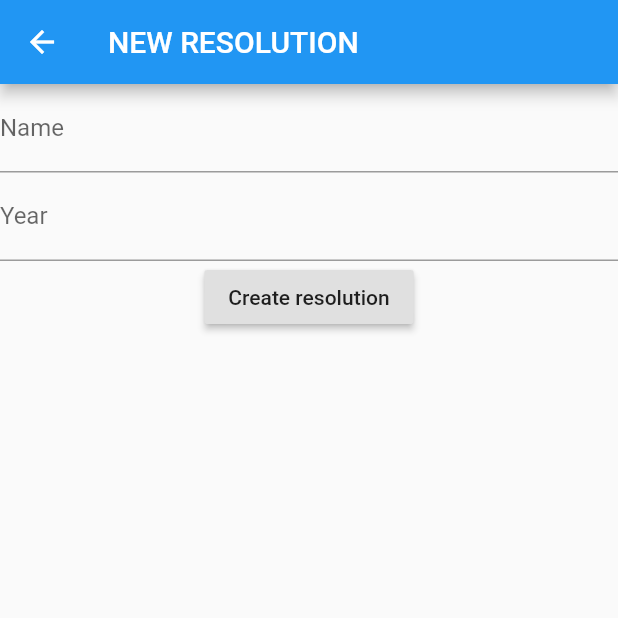
After one commit to devswithnorealgoals/newyears_flutter, a Flutter app: the NewResolutionPage screen opened directly, on a phone screen of 412 x 824 dp, the top half of it. The commit adds this screen. Run offline on Flutter 3.47's test engine with Material 2 defaults, Android fonts, the phone set to English and light mode, and no system bars; our stand-ins replace shared_preferences; accounts and stored records are empty.

```diff
--- a/lib/app_state_container.dart
+++ b/lib/app_state_container.dart
@@ -46,7 +46,7 @@ class _AppStateContainerState extends State<AppStateContainer> {
     } else {
       state = AppState();
       Auth().loggedIn().then((loggedIn) {
-        setState(() => state.authenticated = false);
+        loggedIn ? login() : logout();
       });
     }
   }
--- a/lib/auth.dart
+++ b/lib/auth.dart
@@ -37,4 +37,8 @@ class Auth {
     }
     return _currentUser;
   }
+
+  setCurrentUser(User user) {
+    this._currentUser = user;
+  }
 }
--- a/lib/globals.dart
+++ b/lib/globals.dart
@@ -1,6 +1,6 @@
 library newyears_flutter.globals;
 
-String base_url = "https://f58007c0.ngrok.io";
-String login_url = base_url + "/api/v1/auth/login";
-String signup_url = base_url + "/api/v1/auth/signup";
-String users_url = base_url + "/api/v1/users/";
+String base_url = "https://f58007c0.ngrok.io/api/v1/";
+String login_url = base_url + "auth/login";
+String signup_url = base_url + "auth/signup";
+String users_url = base_url + "users/";
--- /dev/null
+++ b/lib/pages/new-resolution_page.dart
@@ -0,0 +1,74 @@
+import 'dart:convert';
+import 'package:flutter/material.dart';
+import 'package:newyears_flutter/resolution.dart';
+import 'package:newyears_flutter/auth.dart';
+import 'package:newyears_flutter/user.dart';
+
+class NewResolutionPage extends StatefulWidget {
+  @override
+  NewResolutionState createState() {
+    return NewResolutionState();
+  }
+}
+
+class NewResolutionState extends State<NewResolutionPage> {
+  final _formKey = GlobalKey<FormState>();
+  final _scaffoldKey = GlobalKey<ScaffoldState>();
+
+  Resolution _resolution = Resolution();
+
+  @override
+  Widget build(BuildContext context) {
+    return Scaffold(
+      appBar: AppBar(title: Text('NEW RESOLUTION')),
+      key: _scaffoldKey,
+      body: _buildResolutionForm(),
+    );
+  }
+
+  Widget _buildResolutionForm() {
+    return Form(
+      key: _formKey,
+      child: Column(
+        children: <Widget>[
+          TextFormField(
+            decoration: InputDecoration(labelText: "Name"),
+            onSaved: (val) {
+              this._resolution.name = val;
+            },
+          ),
+          TextFormField(
+              decoration: InputDecoration(labelText: "Year"),
+              keyboardType: TextInputType.number,
+              onSaved: (val) {
+                this._resolution.year = int.tryParse(val) ?? 102930129301293;
+              }),
+          RaisedButton(
+            onPressed: () {
+              _formKey.currentState.save();
+              _createResolution();
+            },
+            child: Text("Create resolution"),
+          ),
+        ],
+      ),
+    );
+  }
+
+  _createResolution() async {
+    _scaffoldKey.currentState.showSnackBar(SnackBar(
+      content: Text("Creating resolution..."),
+    ));
+
+    User user = await Auth().currentUser();
+    final response = await this._resolution.create(user.id);
+    String message = json.decode(response.body)['message'];
+    _scaffoldKey.currentState.showSnackBar(SnackBar(
+      content: Text(message),
+    ));
+    if (response.statusCode == 201) {
+      Auth().setCurrentUser(User.fromJson(json.decode(response.body)['data']));
+      Navigator.pop(context);
+    }
+  }
+}
--- /dev/null
+++ b/lib/pages/resolution_page.dart
@@ -0,0 +1,28 @@
+import 'package:flutter/material.dart';
+import 'package:newyears_flutter/resolution.dart';
+
+class ResolutionPage extends StatefulWidget {
+  Resolution _resolution;
+  ResolutionPage(this._resolution);
+  @override
+  ResolutionState createState() {
+    return ResolutionState(_resolution);
+  }
+}
+
+class ResolutionState extends State<ResolutionPage> {
+  final _scaffoldKey = GlobalKey<ScaffoldState>();
+
+  Resolution _resolution;
+
+  ResolutionState(this._resolution);
+
+  @override
+  Widget build(BuildContext context) {
+    return Scaffold(
+      appBar: AppBar(title: Text('RESOLUTION')),
+      key: _scaffoldKey,
+      body: Text(_resolution.name),
+    );
+  }
+}
--- a/lib/resolution.dart
+++ b/lib/resolution.dart
@@ -1,14 +1,19 @@
+import 'package:http/http.dart' as http;
+import 'package:shared_preferences/shared_preferences.dart';
+import 'globals.dart' as globals;
+
 class Resolution {
   String name;
   int year;
   bool done;
   DateTime finishDate;
   List<String> tags;
-  String type;
+  String type = 'goal'; // todo: use enum
   int count;
   int target;
 
-  Resolution(this.name);
+  Resolution();
+  Resolution.fromName(this.name);
 
   Resolution.fromJson(Map<String, dynamic> json)
       : name = json['name'],
@@ -19,8 +24,22 @@ class Resolution {
         count = json['count'],
         target = json['target'];
 
+  Map<String, dynamic> toJson() => {
+        'name': name,
+        'year': (year ?? null).toString(),
+        'type': type,
+      };
+
   @override
   String toString() {
     return '$name';
   }
+
+  Future<http.Response> create(userId) async {
+    SharedPreferences prefs = await SharedPreferences.getInstance();
+    String token = prefs.getString('token');
+
+    return http.post(globals.base_url + 'users/' + userId + '/resolutions',
+        body: this.toJson(), headers: {'Authorization': 'Bearer ' + token});
+  }
 }
--- a/lib/signup-page.dart
+++ b/lib/signup-page.dart
@@ -1,6 +1,4 @@
 import 'package:flutter/material.dart';
-import 'package:http/http.dart' as http;
-import 'globals.dart' as globals;
 import 'dart:convert';
 import 'user.dart';
 
--- a/lib/user.dart
+++ b/lib/user.dart
@@ -5,6 +5,7 @@ import 'resolution.dart';
 import 'dart:convert';
 
 class User {
+  String id;
   String firstName;
   String lastName;
   String email;
@@ -14,7 +15,8 @@ class User {
   User();
 
   User.fromJson(Map<String, dynamic> json)
-      : firstName = json['firstName'],
+      : id = json['_id'],
+        firstName = json['firstName'],
         lastName = json['lastName'],
         email = json['email'],
         resolutions = (json['resolutions'] as List)
@@ -22,6 +24,7 @@ class User {
             .toList();
 
   Map<String, dynamic> toJson() => {
+        'id': id,
         'firstName': firstName,
         'lastName': lastName,
         'email': email,
```
Also changed, not shown: lib/main.dart (+46 -22 lines).
